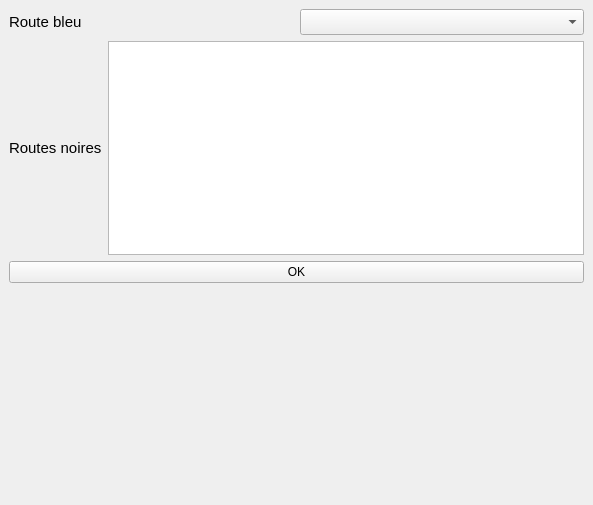
First picture: the form in SupressionRoute/SuppresionRoute_dockwidget_base.ui, repository StundFR/diagway, before the edit.
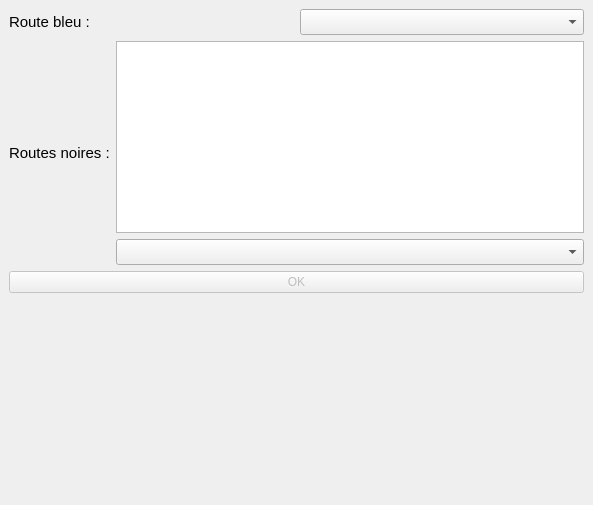
Second picture: the form after the edit. Custom widgets are drawn as their Qt base class.

Commit message: Ajout de la combo box fields

Patch:
```diff
--- a/SupressionRoute/SuppresionRoute_dockwidget_base.ui
+++ b/SupressionRoute/SuppresionRoute_dockwidget_base.ui
@@ -14,9 +14,11 @@
    <string>SuppresionRoute</string>
   </property>
   <widget class="QWidget" name="dockWidgetContents">
-   <layout class="QVBoxLayout" name="verticalLayout">
+   <layout class="QVBoxLayout" name="verticalLayout_3">
     <item>
-     <layout class="QHBoxLayout" name="horizontalLayout">
+     <layout class="QVBoxLayout" name="verticalLayout_2">
+      <item>
+       <layout class="QHBoxLayout" name="horizontalLayout_2">
       <item>
        <widget class="QLabel" name="label">
         <property name="font">
@@ -25,7 +27,7 @@
          </font>
         </property>
         <property name="text">
-         <string>Route bleu</string>
+           <string>Route bleu :</string>
         </property>
        </widget>
       </item>
@@ -50,7 +52,7 @@
      </layout>
     </item>
     <item>
-     <layout class="QHBoxLayout" name="horizontalLayout_2">
+       <layout class="QHBoxLayout" name="horizontalLayout">
       <item>
        <widget class="QLabel" name="label_2">
         <property name="font">
@@ -59,10 +61,12 @@
          </font>
         </property>
         <property name="text">
-         <string>Routes noires</string>
+           <string>Routes noires :</string>
         </property>
        </widget>
       </item>
+        <item>
+         <layout class="QVBoxLayout" name="verticalLayout">
       <item>
        <widget class="QListWidget" name="listWidget_layers">
         <property name="font">
@@ -105,14 +109,30 @@
         </property>
        </widget>
       </item>
+          <item>
+           <widget class="QComboBox" name="comboBox_fields">
+            <property name="font">
+             <font>
+              <pointsize>11</pointsize>
+             </font>
+            </property>
+           </widget>
+          </item>
+         </layout>
+        </item>
      </layout>
     </item>
     <item>
      <widget class="QPushButton" name="push_ok">
+        <property name="enabled">
+         <bool>false</bool>
+        </property>
       <property name="text">
        <string>OK</string>
       </property>
      </widget>
+      </item>
+     </layout>
     </item>
     <item>
      <spacer name="verticalSpacer">
```
Left out of the diff: 2 changed lines with no effect on the pictures. Lines whose indentation alone changed are shown as unchanged.
